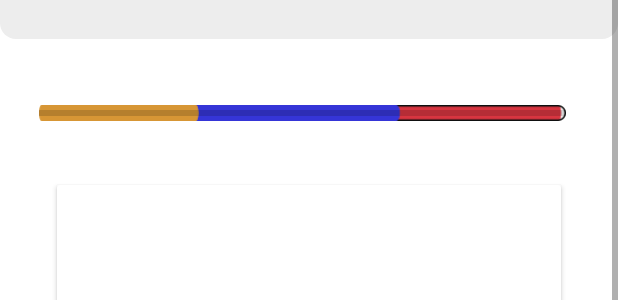
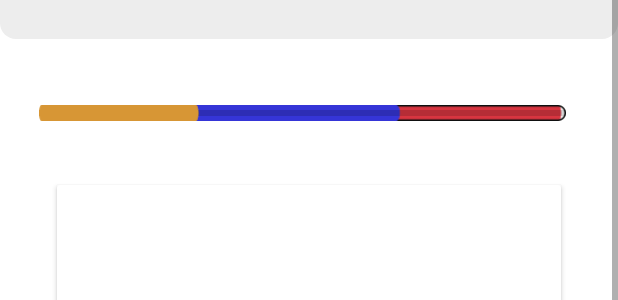
Before and after one commit to Naiket08/SvaKatha, an Android app: the layout activity_image_selection.xml on its own in the app's theme, with its tools: preview values and no code run, on a phone screen of 412 x 824 dp. Shown: the part 400-700 px from the top of the screen. Run offline under Robolectric (Android 15) with nearby library versions, the phone set to English and light mode, and no system bars.

Commit message:
Update activity_image_selection.xml

```diff
--- a/app/src/main/res/layout/activity_image_selection.xml
+++ b/app/src/main/res/layout/activity_image_selection.xml
@@ -67,13 +67,14 @@
                 style="?android:attr/progressBarStyleHorizontal"
                 android:layout_width="@dimen/_270sdp"
                 android:layout_height="@dimen/_8sdp"
+                android:progressTint="@color/progess"
                 android:layout_below="@+id/imageViewDetailsScreenHeader"
+                android:max="100"
+                android:progress="30"
                 android:layout_marginStart="@dimen/_20sdp"
                 android:layout_marginTop="@dimen/_34sdp"
                 android:layout_marginEnd="@dimen/_20sdp"
-                android:background="@drawable/progressfinal"
-                android:max="100"
-                android:progressTint="@color/progess"/>
+                android:background="@drawable/progressfinal" />
 
             <androidx.cardview.widget.CardView
                 android:layout_width="@dimen/_300sdp"
```
